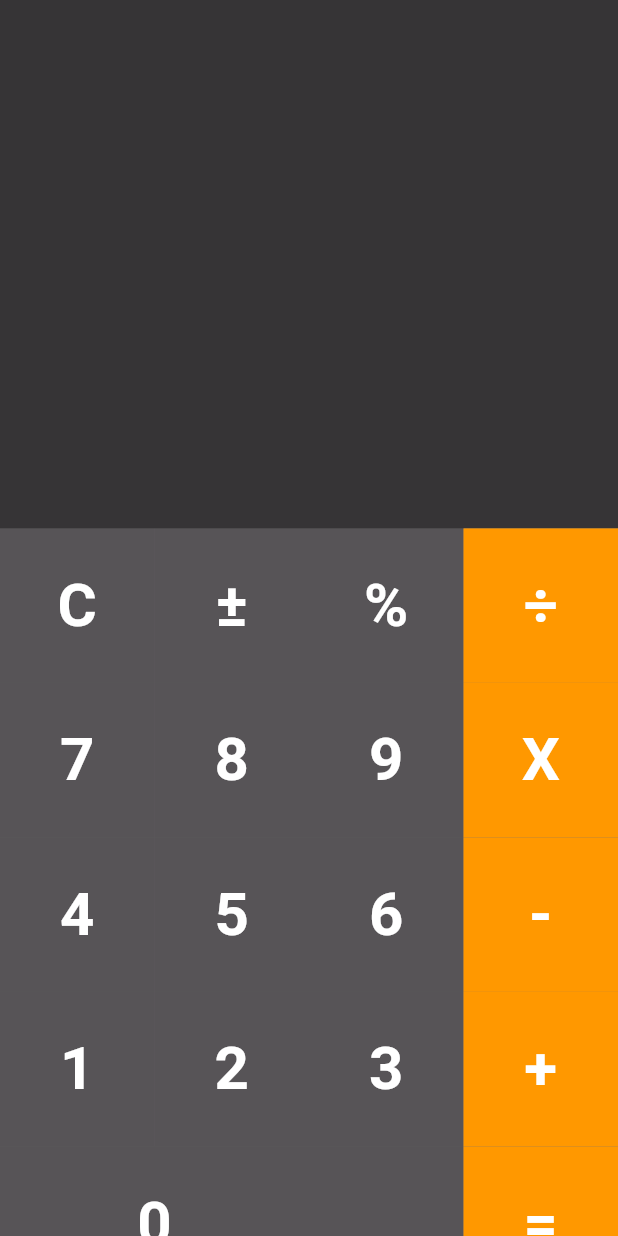
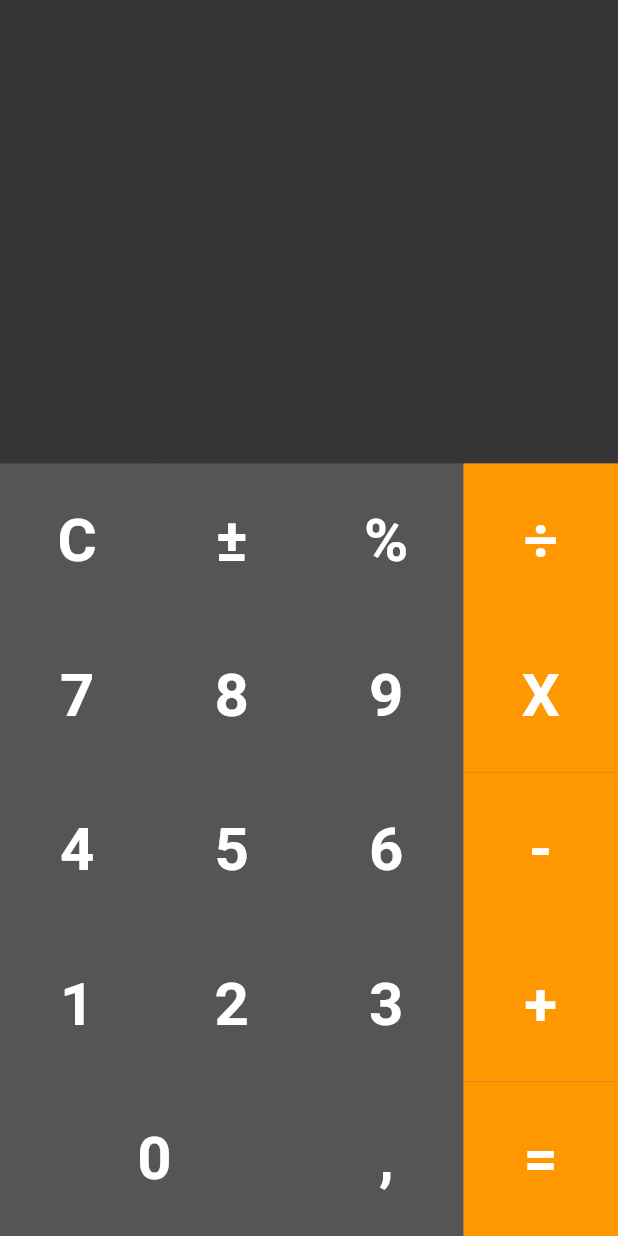
Before and after one commit to mypiroglu/t1_flutter_calculator, a Flutter app: the screen it shows after launch, on a phone screen of 412 x 824 dp. Run offline on Flutter 3.47's test engine with Material 3 defaults, Android fonts, the phone set to English and light mode, and no system bars; missing offline and left inert: dart:ffi.

Commit message:
fix: responsive vertical bug for tablet

```diff
--- a/lib/home.dart
+++ b/lib/home.dart
@@ -25,7 +25,7 @@ class _HomeState extends State<Home> {
               alignment: Alignment.bottomRight,
               width: MediaQuery.of(context).size.width,
                 color: Colors.black54,
-                height: MediaQuery.of(context).size.width *.855,
+                height: MediaQuery.of(context).size.height - (MediaQuery.of(context).size.width + MediaQuery.of(context).size.width*.25),
                 child: Padding(
                   padding: const EdgeInsets.only(right: 10.0),
                   child: Text(procces.toString(),style: TextStyle(fontSize: 50,fontWeight: FontWeight.bold,letterSpacing: 2.6,color: Colors.white),),
```
